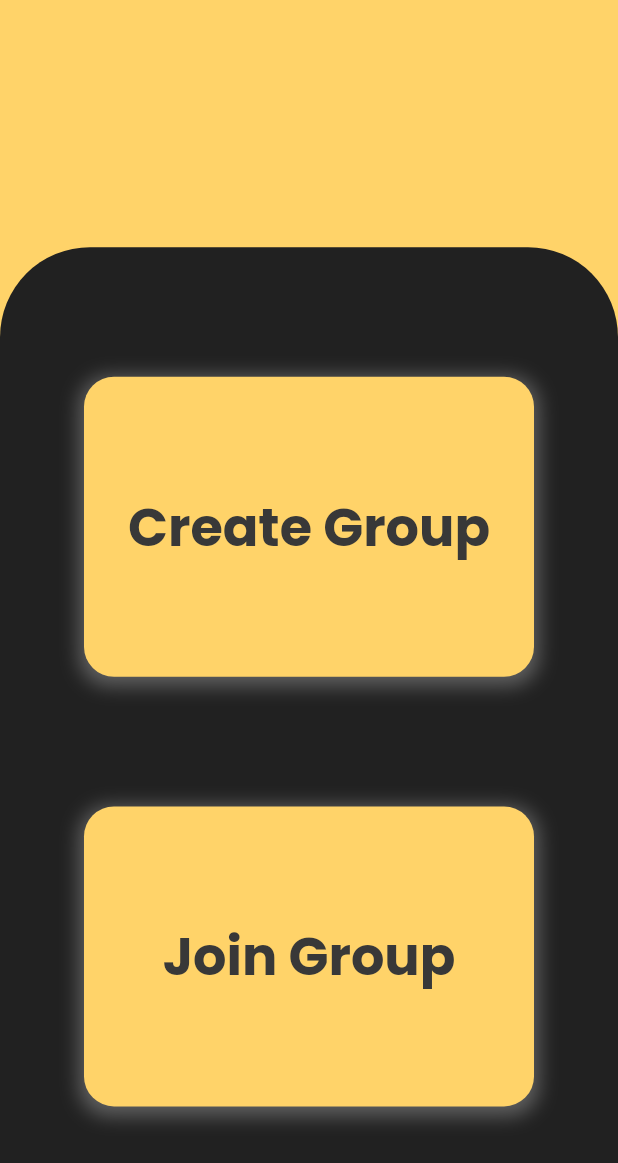
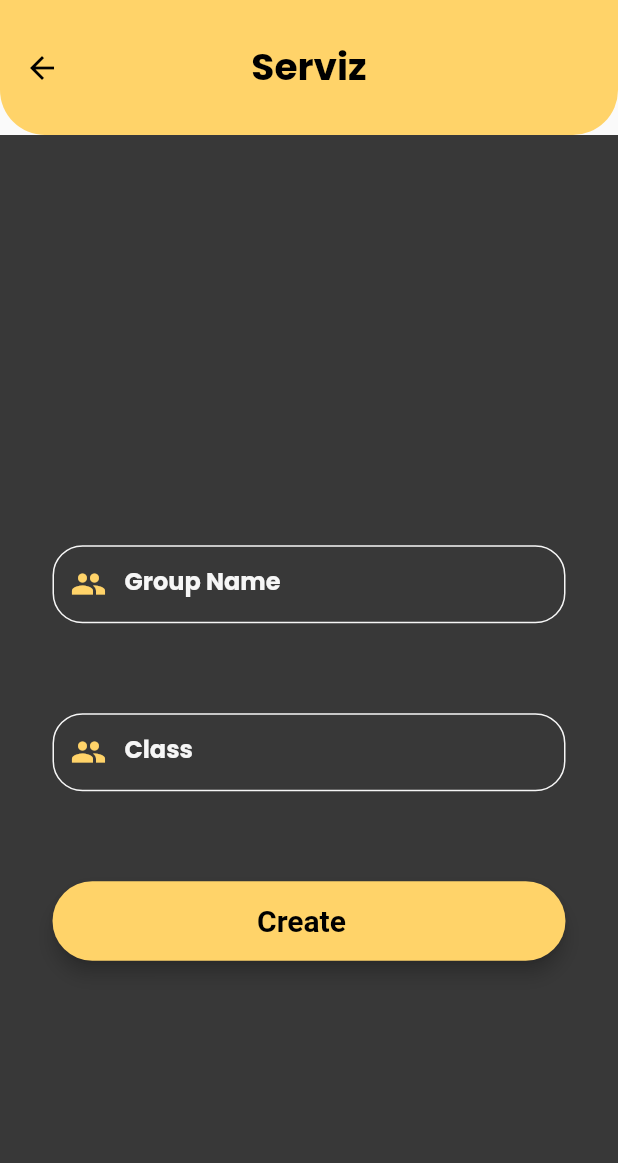
Before and after one commit to jesi318/serviz-old, a Flutter app: the screen it shows after launch, after a tap on "Create Group", on a phone screen of 412 x 824 dp. Shown: the top 1163 px of the screen. Run offline on Flutter 3.47's test engine with Material 2 defaults, Android fonts, the phone set to English and light mode, and no system bars; drawn by our look-alikes of flutter_bounce; our stand-ins replace firebase_core, get, google_fonts, percent_indicator; accounts and stored records are empty.

Commit message:
added create_group.dart + some minor changes

```diff
--- a/lib/routes.dart
+++ b/lib/routes.dart
@@ -1,4 +1,5 @@
 import 'package:get/get.dart';
+import 'package:serviz/screens/create_group.dart';
 import 'package:serviz/screens/join_group_form.dart';
 import 'package:serviz/screens/create_join_group.dart';
 import 'package:serviz/screens/homepg.dart';
@@ -14,7 +15,8 @@ appRoutes() => [
         transitionDuration: Duration(milliseconds: 500),
       ),
       GetPage(name: '/home', page: () => HomePage()),
-      GetPage(name: '/joingroupform', page: () => JoinGroupForm())
+      GetPage(name: '/joingroupform', page: () => JoinGroupForm()),
+      GetPage(name: '/creategroupform', page: () => CreateGroupScreen())
     ];
 
 class MyMiddelware extends GetMiddleware {
--- /dev/null
+++ b/lib/screens/create_group.dart
@@ -0,0 +1,163 @@
+import 'package:flutter/material.dart';
+import 'package:get/get.dart';
+import 'package:google_fonts/google_fonts.dart';
+import 'package:serviz/utils/colors.dart';
+import 'package:serviz/widgets/appbar.dart';
+import 'package:serviz/widgets/drawer/drawer.dart';
+
+class CreateGroupScreen extends StatefulWidget {
+  const CreateGroupScreen({Key? key}) : super(key: key);
+
+  @override
+  State<CreateGroupScreen> createState() => _CreateGroupScreenState();
+}
+
+class _CreateGroupScreenState extends State<CreateGroupScreen> {
+  // editing controller
+  final groupNameEditingController = new TextEditingController();
+  final classEditingController = new TextEditingController();
+  // focus node
+  FocusNode myFocusNode = new FocusNode();
+
+  @override
+  Widget build(BuildContext context) {
+    // group name field
+    final groupNameField = TextFormField(
+      focusNode: myFocusNode,
+      cursorColor: AppColors.yellow_accent,
+      autofocus: false,
+      controller: groupNameEditingController,
+      keyboardType: TextInputType.name,
+      validator: ((value) {
+        RegExp regex = new RegExp(r'^.{3,}$');
+        if (value!.isEmpty) {
+          return ("Group name required");
+        }
+        if (!regex.hasMatch(value)) {
+          return ("Enter valid name (Min. 3 characters)");
+        }
+        return null;
+      }),
+      onSaved: (newValue) {
+        groupNameEditingController.text = newValue!;
+      },
+      textInputAction: TextInputAction.next,
+      style: GoogleFonts.poppins(
+        color: AppColors.white_text,
+        fontWeight: FontWeight.bold,
+      ),
+      decoration: InputDecoration(
+        prefixIcon: Icon(
+          Icons.group,
+          color: AppColors.yellow_accent,
+        ),
+        contentPadding: EdgeInsets.fromLTRB(10, 15, 20, 15),
+        labelText: 'Group Name',
+        enabledBorder: OutlineInputBorder(
+            borderSide: BorderSide(color: AppColors.white_text),
+            borderRadius: BorderRadius.circular(20)),
+        focusedBorder: OutlineInputBorder(
+          borderSide: BorderSide(color: AppColors.yellow_accent),
+          borderRadius: BorderRadius.circular(20),
+        ),
+        labelStyle: GoogleFonts.poppins(
+          color: myFocusNode.hasFocus
+              ? AppColors.yellow_accent
+              : AppColors.white_text,
+        ),
+      ),
+    );
+
+    // group name field
+    final classNameField = TextFormField(
+      focusNode: myFocusNode,
+      cursorColor: AppColors.yellow_accent,
+      autofocus: false,
+      controller: classEditingController,
+      keyboardType: TextInputType.name,
+      validator: ((value) {
+        if (value!.isEmpty) {
+          return ("Class required");
+        }
+        return null;
+      }),
+      onSaved: (newValue) {
+        classEditingController.text = newValue!;
+      },
+      textInputAction: TextInputAction.next,
+      style: GoogleFonts.poppins(
+        color: AppColors.white_text,
+        fontWeight: FontWeight.bold,
+      ),
+      decoration: InputDecoration(
+        prefixIcon: Icon(
+          Icons.group,
+          color: AppColors.yellow_accent,
+        ),
+        contentPadding: EdgeInsets.fromLTRB(10, 15, 20, 15),
+        labelText: 'Class',
+        enabledBorder: OutlineInputBorder(
+            borderSide: BorderSide(color: AppColors.white_text),
+            borderRadius: BorderRadius.circular(20)),
+        focusedBorder: OutlineInputBorder(
+          borderSide: BorderSide(color: AppColors.yellow_accent),
+          borderRadius: BorderRadius.circular(20),
+        ),
+        labelStyle: GoogleFonts.poppins(
+          color: myFocusNode.hasFocus
+              ? AppColors.yellow_accent
+              : AppColors.white_text,
+        ),
+      ),
+    );
+
+    //signup button
+    final createButton = Material(
+      elevation: 5,
+      borderRadius: BorderRadius.circular(30),
+      color: AppColors.yellow_accent,
+      child: MaterialButton(
+        padding: EdgeInsets.fromLTRB(10, 15, 20, 15),
+        minWidth: MediaQuery.of(context).size.width,
+        onPressed: (() {
+          Get.toNamed('/home');
+        }),
+        child: Text(
+          'Create',
+          textAlign: TextAlign.center,
+          style: TextStyle(
+              fontSize: 20, color: Colors.black, fontWeight: FontWeight.bold),
+        ),
+      ),
+    );
+
+    return Scaffold(
+      appBar: MyBackAppBar(),
+      drawer: NavigationDrawer(),
+      body: Center(
+        child: SingleChildScrollView(
+          child: Container(
+            height: MediaQuery.of(context).size.height,
+            color: AppColors.grey_background,
+            child: Padding(
+              padding: EdgeInsets.all(35),
+              child: Form(
+                child: Column(
+                  mainAxisAlignment: MainAxisAlignment.center,
+                  crossAxisAlignment: CrossAxisAlignment.center,
+                  children: <Widget>[
+                    groupNameField,
+                    SizedBox(height: 60),
+                    classNameField,
+                    SizedBox(height: 60),
+                    createButton,
+                  ],
+                ),
+              ),
+            ),
+          ),
+        ),
+      ),
+    );
+  }
+}
--- a/lib/screens/create_join_group.dart
+++ b/lib/screens/create_join_group.dart
@@ -35,7 +35,7 @@ class CreateJoinGroupScreen extends StatelessWidget {
                 Bounce(
                   duration: Duration(milliseconds: 100),
                   onPressed: () {
-                    //on pressed navigation
+                    Get.toNamed('/creategroupform');
                   },
                   child: Container(
                     width: 300,
--- a/lib/screens/homepg.dart
+++ b/lib/screens/homepg.dart
@@ -16,7 +16,7 @@ class HomePage extends StatelessWidget {
   @override
   Widget build(BuildContext context) {
     return Scaffold(
-        appBar: MyAppBar(),
+        appBar: MyHomeAppBar(),
         drawer: NavigationDrawer(),
         backgroundColor: AppColors.grey_background,
         body: Column(
--- a/lib/widgets/appbar.dart
+++ b/lib/widgets/appbar.dart
@@ -1,8 +1,27 @@
 import 'package:flutter/material.dart';
+import 'package:get/get.dart';
 import 'package:google_fonts/google_fonts.dart';
 import 'package:serviz/utils/colors.dart';
 
+// AppBar base
 PreferredSizeWidget MyAppBar() {
+  return AppBar(
+    toolbarHeight: 90,
+    backgroundColor: AppColors.yellow_accent,
+    shape: RoundedRectangleBorder(
+        borderRadius: BorderRadius.vertical(bottom: Radius.circular(30))),
+    elevation: 0.0,
+    centerTitle: true,
+    title: Text(
+      'Serviz',
+      style: GoogleFonts.poppins(fontWeight: FontWeight.bold, fontSize: 25),
+    ),
+    foregroundColor: Colors.black,
+  );
+}
+
+// AppBar with dashborad
+PreferredSizeWidget MyHomeAppBar() {
   return AppBar(
     leading: Builder(builder: (context) {
       return IconButton(
@@ -26,3 +45,29 @@ PreferredSizeWidget MyAppBar() {
     foregroundColor: Colors.black,
   );
 }
+
+// AppBar with back button
+PreferredSizeWidget MyBackAppBar() {
+  return AppBar(
+    leading: Builder(builder: (context) {
+      return IconButton(
+        icon: Icon(Icons.arrow_back),
+        onPressed: () {
+          Get.back();
+        },
+        tooltip: MaterialLocalizations.of(context).openAppDrawerTooltip,
+      );
+    }),
+    toolbarHeight: 90,
+    backgroundColor: AppColors.yellow_accent,
+    shape: RoundedRectangleBorder(
+        borderRadius: BorderRadius.vertical(bottom: Radius.circular(30))),
+    elevation: 0.0,
+    centerTitle: true,
+    title: Text(
+      'Serviz',
+      style: GoogleFonts.poppins(fontWeight: FontWeight.bold, fontSize: 25),
+    ),
+    foregroundColor: Colors.black,
+  );
+}
```
